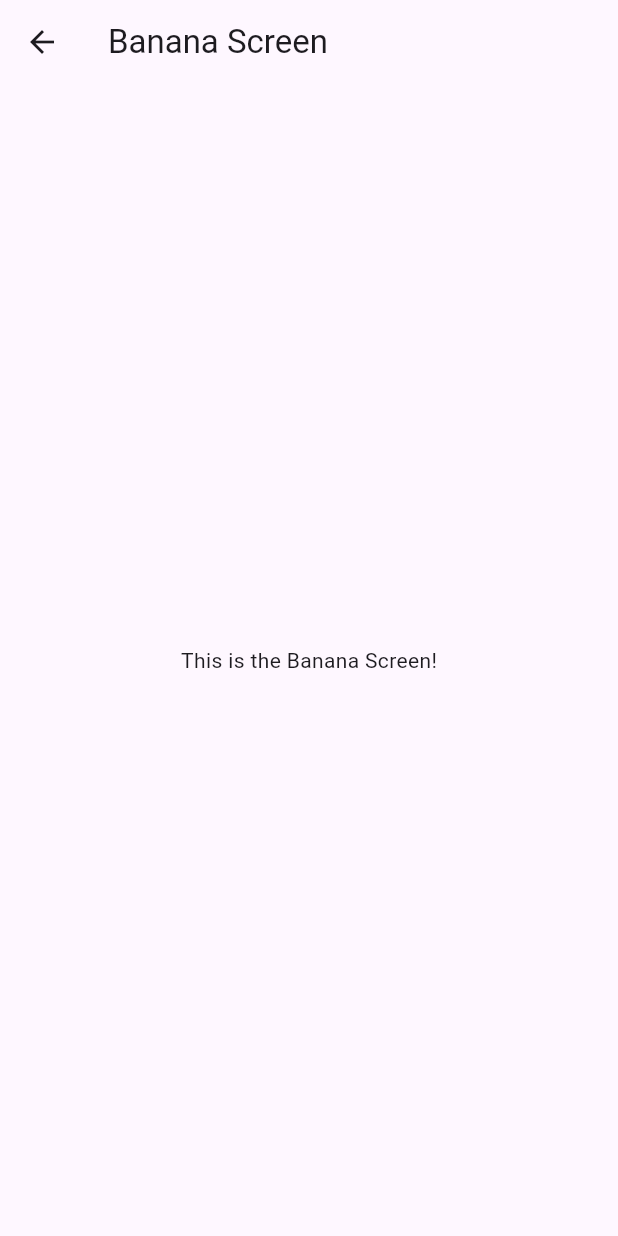
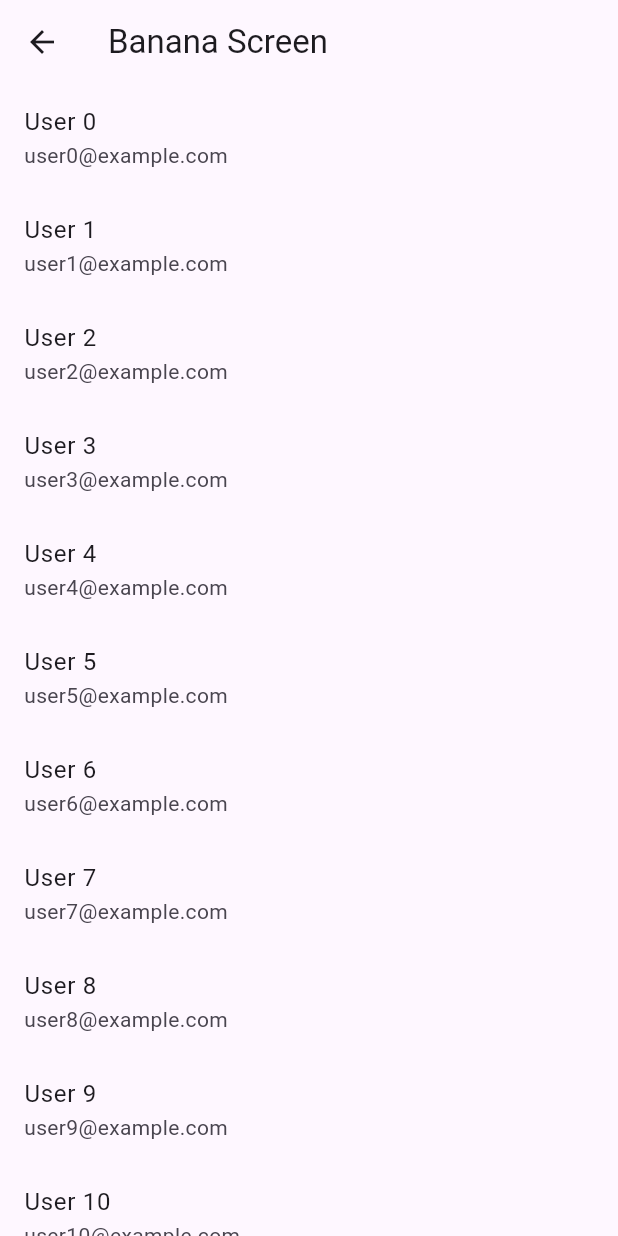
Before and after one commit to HaruhikoMotokawa/action_controller_sample, a Flutter app: the screen it shows after launch, after a tap on an icon or button, on a phone screen of 412 x 824 dp. Run offline on Flutter 3.47's test engine with Material 3 defaults, Android fonts, the phone set to English and light mode, and no system bars; our stand-ins replace flutter_hooks, flutter_riverpod, go_router, hooks_riverpod, logger, riverpod_annotation; generated files the repository leaves out were written again.

Commit message:
ユーザー作成機能を改善し、例外スローのオプションを追加。BananaScreenにユーザーリスト表示機能を実装し、HomeScreenにスイッチリストタイルを追加。

```diff
--- a/lib/presentation/action_controller/create_user/action_controller.dart
+++ b/lib/presentation/action_controller/create_user/action_controller.dart
@@ -1,7 +1,9 @@
 import 'package:action_controller_sample/data/repositories/user/exception.dart';
 import 'package:action_controller_sample/domain/enums/caller.dart';
+import 'package:action_controller_sample/domain/models/user.dart';
 import 'package:action_controller_sample/presentation/shared/dialog/app_dialog.dart';
 import 'package:action_controller_sample/presentation/shared/snack_bar/app_snack_bar.dart';
+import 'package:action_controller_sample/presentation/shared/state/throw_exception.dart';
 import 'package:action_controller_sample/use_case/executors/create_user/executor.dart';
 import 'package:action_controller_sample/util/extension_async_value.dart';
 import 'package:async/async.dart';
@@ -9,7 +11,7 @@ import 'package:flutter_hooks/flutter_hooks.dart';
 import 'package:hooks_riverpod/hooks_riverpod.dart';
 
 typedef CreateUserAction = ({
-  Future<void> Function() action,
+  Future<void> Function(User user) action,
 });
 
 /// CreateUserActionを使用するためのフック
@@ -25,12 +27,16 @@ CreateUserAction useCreateUserController(
   final context = useContext();
   final cache = AsyncCache<void>.ephemeral();
 
+  // INFO: テストのために例外をスローするかどうかをwatch
+  final throwException = ref.watch(throwExceptionProvider);
+
   //----------------------------------------------------------------------------
   // action
   //----------------------------------------------------------------------------
-  Future<void> action() async {
+  Future<void> action(User user) async {
     await cache.fetch(() async {
-      await createUser();
+      // INFO: 例外をスローするかどうかを渡す
+      await createUser(user, throwException: throwException);
 
       final hasError = ref.read(provider).hasError;
       if (!context.mounted || hasError) return;
--- a/lib/presentation/screen/apple/screen.dart
+++ b/lib/presentation/screen/apple/screen.dart
@@ -1,4 +1,5 @@
 import 'package:action_controller_sample/domain/enums/caller.dart';
+import 'package:action_controller_sample/domain/models/user.dart';
 import 'package:action_controller_sample/presentation/action_controller/create_user/action_controller.dart';
 import 'package:flutter/material.dart';
 import 'package:hooks_riverpod/hooks_riverpod.dart';
@@ -10,7 +11,7 @@ class AppleScreen extends HookConsumerWidget {
   static const String name = 'apple_screen';
   @override
   Widget build(BuildContext context, WidgetRef ref) {
-    final createUserController = useCreateUserController(
+    final createUser = useCreateUserController(
       ref,
       caller: Caller.appleScreen,
     );
@@ -20,7 +21,14 @@ class AppleScreen extends HookConsumerWidget {
       ),
       body: Center(
         child: ElevatedButton(
-          onPressed: createUserController.action,
+          onPressed: () async {
+            final user = User(
+              id: '1',
+              name: 'test',
+              email: 'example@gmail.com',
+            );
+            await createUser.action(user);
+          },
           child: const Text('Create User'),
         ),
       ),
--- a/lib/presentation/screen/banana/screen.dart
+++ b/lib/presentation/screen/banana/screen.dart
@@ -1,19 +1,48 @@
+import 'package:action_controller_sample/data/repositories/user/provider.dart';
 import 'package:flutter/material.dart';
+import 'package:hooks_riverpod/hooks_riverpod.dart';
 
-class BananaScreen extends StatelessWidget {
+class BananaScreen extends HookConsumerWidget {
   const BananaScreen({super.key});
 
   static const String path = '/banana';
   static const String name = 'banana_screen';
   @override
-  Widget build(BuildContext context) {
+  Widget build(BuildContext context, WidgetRef ref) {
+    final asyncUsers = ref.watch(usersProvider);
     return Scaffold(
       appBar: AppBar(
         title: const Text('Banana Screen'),
       ),
-      body: const Center(
-        child: Text('This is the Banana Screen!'),
-      ),
+      body: switch (asyncUsers) {
+        AsyncData(value: final users) => ListView.builder(
+            itemCount: users.length,
+            itemBuilder: (context, index) {
+              final user = users[index];
+              return ListTile(
+                title: Text(user.name),
+                subtitle: Text(user.email),
+              );
+            },
+          ),
+        AsyncError() => Center(
+            child: Column(
+              spacing: 40,
+              children: [
+                const Text('Error'),
+                ElevatedButton(
+                  onPressed: () {
+                    ref.invalidate(usersProvider);
+                  },
+                  child: const Text('Retry'),
+                ),
+              ],
+            ),
+          ),
+        _ => const Center(
+            child: CircularProgressIndicator(),
+          ),
+      },
     );
   }
 }
--- a/lib/presentation/screen/home/_list_tile.dart
+++ b/lib/presentation/screen/home/_list_tile.dart
@@ -24,3 +24,25 @@ class _ListTile extends StatelessWidget {
     );
   }
 }
+
+class _SwitchListTile extends ConsumerWidget {
+  const _SwitchListTile();
+
+  @override
+  Widget build(BuildContext context, WidgetRef ref) {
+    final throwExceptionState = ref.watch(throwExceptionProvider);
+    final switchThrowException = ref.watch(throwExceptionProvider.notifier);
+    return Container(
+      decoration: BoxDecoration(
+        color: Colors.red[100],
+        border: Border.all(color: Colors.grey),
+        borderRadius: BorderRadius.circular(8),
+      ),
+      child: SwitchListTile(
+        title: const Text('Throw Exception'),
+        value: throwExceptionState,
+        onChanged: (value) => switchThrowException(),
+      ),
+    );
+  }
+}
--- a/lib/presentation/screen/home/screen.dart
+++ b/lib/presentation/screen/home/screen.dart
@@ -1,8 +1,10 @@
 import 'package:action_controller_sample/domain/enums/caller.dart';
+import 'package:action_controller_sample/domain/models/user.dart';
 import 'package:action_controller_sample/presentation/action_controller/create_user/action_controller.dart';
 import 'package:action_controller_sample/presentation/action_controller/update_user/action_controller.dart';
 import 'package:action_controller_sample/presentation/screen/apple/screen.dart';
 import 'package:action_controller_sample/presentation/screen/banana/screen.dart';
+import 'package:action_controller_sample/presentation/shared/state/throw_exception.dart';
 import 'package:flutter/material.dart';
 import 'package:go_router/go_router.dart';
 import 'package:hooks_riverpod/hooks_riverpod.dart';
@@ -30,6 +32,7 @@ class HomeScreen extends HookConsumerWidget {
           child: Column(
             spacing: 12,
             children: [
+              const _SwitchListTile(),
               _ListTile(
                 screenName: 'Apple',
                 onTap: () => context.push(AppleScreen.path),
@@ -40,7 +43,14 @@ class HomeScreen extends HookConsumerWidget {
               ),
               const Spacer(),
               ElevatedButton(
-                onPressed: createUser.action,
+                onPressed: () async {
+                  final user = User(
+                    id: '1',
+                    name: 'test',
+                    email: 'example@gmail.com',
+                  );
+                  await createUser.action(user);
+                },
                 child: const Text('Create User'),
               ),
               ElevatedButton(
```
